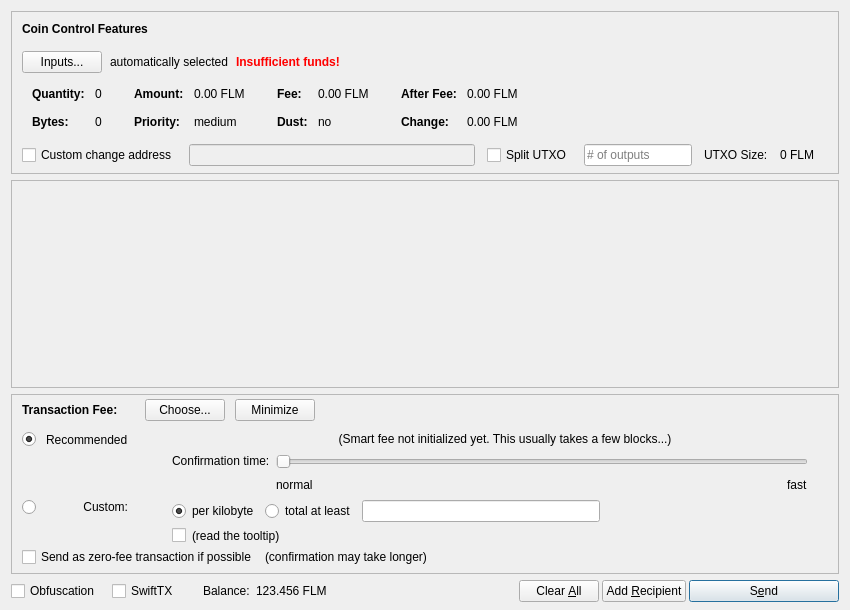
Before: the Qt Designer form src/qt/forms/sendcoinsdialog.ui in folm/folm, drawn with Qt 5.
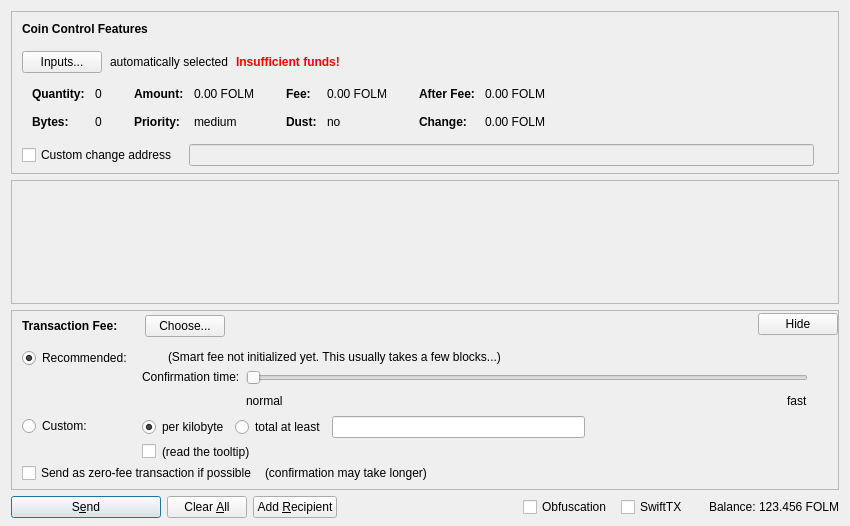
After: the same form once the commit is applied. Icons and pictures are not drawn. Custom widgets are drawn as their Qt base class.

```diff
--- a/src/qt/forms/sendcoinsdialog.ui
+++ b/src/qt/forms/sendcoinsdialog.ui
@@ -7,7 +7,7 @@
     <x>0</x>
     <y>0</y>
     <width>850</width>
-    <height>610</height>
+    <height>526</height>
    </rect>
   </property>
   <property name="windowTitle">
@@ -324,7 +324,7 @@
                   <enum>Qt::ActionsContextMenu</enum>
                  </property>
                  <property name="text">
-                  <string notr="true">0.00 FLM</string>
+                  <string notr="true">0.00 FOLM</string>
                  </property>
                  <property name="textInteractionFlags">
                   <set>Qt::LinksAccessibleByMouse|Qt::TextSelectableByKeyboard|Qt::TextSelectableByMouse</set>
@@ -404,7 +404,7 @@
                   <enum>Qt::ActionsContextMenu</enum>
                  </property>
                  <property name="text">
-                  <string notr="true">0.00 FLM</string>
+                  <string notr="true">0.00 FOLM</string>
                  </property>
                  <property name="textInteractionFlags">
                   <set>Qt::LinksAccessibleByMouse|Qt::TextSelectableByKeyboard|Qt::TextSelectableByMouse</set>
@@ -484,7 +484,7 @@
                   <enum>Qt::ActionsContextMenu</enum>
                  </property>
                  <property name="text">
-                  <string notr="true">0.00 FLM</string>
+                  <string notr="true">0.00 FOLM</string>
                  </property>
                  <property name="textInteractionFlags">
                   <set>Qt::LinksAccessibleByMouse|Qt::TextSelectableByKeyboard|Qt::TextSelectableByMouse</set>
@@ -513,7 +513,7 @@
                   <enum>Qt::ActionsContextMenu</enum>
                  </property>
                  <property name="text">
-                  <string notr="true">0.00 FLM</string>
+                  <string notr="true">0.00 FOLM</string>
                  </property>
                  <property name="textInteractionFlags">
                   <set>Qt::LinksAccessibleByMouse|Qt::TextSelectableByKeyboard|Qt::TextSelectableByMouse</set>
@@ -528,7 +528,7 @@
          </widget>
         </item>
         <item>
-         <layout class="QHBoxLayout" name="horizontalLayoutCoinControl4" stretch="0,0,0,0,0,0,0">
+         <layout class="QHBoxLayout" name="horizontalLayoutCoinControl4" stretch="0,0,0">
           <property name="spacing">
            <number>12</number>
           </property>
@@ -564,40 +564,6 @@
             </property>
            </widget>
           </item>
-          <item>
-           <widget class="QCheckBox" name="splitBlockCheckBox">
-            <property name="text">
-             <string>Split UTXO</string>
-            </property>
-           </widget>
-          </item>
-          <item>
-           <widget class="QLineEdit" name="splitBlockLineEdit">
-            <property name="sizePolicy">
-             <sizepolicy hsizetype="Fixed" vsizetype="Fixed">
-              <horstretch>50</horstretch>
-              <verstretch>0</verstretch>
-             </sizepolicy>
-            </property>
-            <property name="placeholderText">
-             <string># of outputs</string>
-            </property>
-           </widget>
-          </item>
-          <item>
-           <widget class="QLabel" name="labelBlockSizeText">
-            <property name="text">
-             <string>UTXO Size:</string>
-            </property>
-           </widget>
-          </item>
-          <item>
-           <widget class="QLabel" name="labelBlockSize">
-            <property name="text">
-             <string>0 FLM</string>
-            </property>
-           </widget>
-          </item>
           <item>
            <widget class="QLabel" name="labelCoinControlChangeLabel">
             <property name="sizePolicy">
@@ -650,8 +616,8 @@
        <rect>
         <x>0</x>
         <y>0</y>
-        <width>830</width>
-        <height>95</height>
+        <width>828</width>
+        <height>67</height>
        </rect>
       </property>
       <layout class="QVBoxLayout" name="verticalLayout_2" stretch="0,1">
@@ -805,16 +771,6 @@
                 </property>
                </widget>
               </item>
-              <item>
-               <widget class="QPushButton" name="buttonMinimizeFee">
-                <property name="toolTip">
-                 <string>collapse fee-settings</string>
-                </property>
-                <property name="text">
-                 <string>Minimize</string>
-                </property>
-               </widget>
-              </item>
              </layout>
             </item>
             <item>
@@ -845,6 +801,16 @@
             </property>
            </spacer>
           </item>
+          <item>
+           <widget class="QPushButton" name="buttonMinimizeFee">
+            <property name="toolTip">
+             <string>collapse fee-settings</string>
+            </property>
+            <property name="text">
+             <string>Hide</string>
+            </property>
+           </widget>
+          </item>
          </layout>
         </item>
         <item>
@@ -879,7 +845,7 @@
              <property name="verticalSpacing">
               <number>4</number>
              </property>
-             <item row="2" column="4">
+             <item row="1" column="1">
               <layout class="QVBoxLayout" name="verticalLayoutFee8">
                <property name="spacing">
                 <number>6</number>
@@ -978,8 +944,21 @@
                </item>
               </layout>
              </item>
-             <item row="1" column="0">
-              <layout class="QVBoxLayout" name="verticalLayoutFee4" stretch="1">
+             <item row="0" column="0">
+              <layout class="QVBoxLayout" name="verticalLayoutFee4" stretch="0,1">
+               <item>
+                <widget class="QRadioButton" name="radioSmartFee">
+                 <property name="text">
+                  <string>Recommended:</string>
+                 </property>
+                 <property name="checked">
+                  <bool>true</bool>
+                 </property>
+                 <attribute name="buttonGroup">
+                  <string notr="true">groupFee</string>
+                 </attribute>
+                </widget>
+               </item>
                <item>
                 <spacer name="verticalSpacer_2">
                  <property name="orientation">
@@ -995,12 +974,12 @@
                </item>
               </layout>
              </item>
-             <item row="2" column="0">
+             <item row="1" column="0">
               <layout class="QVBoxLayout" name="verticalLayoutFee9" stretch="0,1">
                <item>
                 <widget class="QRadioButton" name="radioCustomFee">
                  <property name="text">
-                  <string/>
+                  <string>Custom:</string>
                  </property>
                  <attribute name="buttonGroup">
                   <string notr="true">groupFee</string>
@@ -1022,7 +1001,7 @@
                </item>
               </layout>
              </item>
-             <item row="1" column="4">
+             <item row="0" column="1">
               <layout class="QVBoxLayout" name="verticalLayoutFee3" stretch="0,0,1">
                <property name="spacing">
                 <number>6</number>
@@ -1032,6 +1011,33 @@
                </property>
                <item>
                 <layout class="QHBoxLayout" name="horizontalLayoutFee12">
+                 <item>
+                  <widget class="QLabel" name="labelSmartFee">
+                   <property name="text">
+                    <string/>
+                   </property>
+                   <property name="margin">
+                    <number>2</number>
+                   </property>
+                  </widget>
+                 </item>
+                 <item>
+                  <widget class="QLabel" name="labelFeeEstimation">
+                   <property name="text">
+                    <string/>
+                   </property>
+                  </widget>
+                 </item>
+                 <item>
+                  <widget class="QLabel" name="labelSmartFee2">
+                   <property name="text">
+                    <string>(Smart fee not initialized yet. This usually takes a few blocks...)</string>
+                   </property>
+                   <property name="margin">
+                    <number>2</number>
+                   </property>
+                  </widget>
+                 </item>
                  <item>
                   <spacer name="horizontalSpacer_5">
                    <property name="orientation">
@@ -1159,69 +1165,6 @@
                </item>
               </layout>
              </item>
-             <item row="0" column="1">
-              <widget class="QLabel" name="labelSmartFee_2">
-               <property name="text">
-                <string>Recommended</string>
-               </property>
-              </widget>
-             </item>
-             <item row="0" column="0">
-              <widget class="QRadioButton" name="radioSmartFee">
-               <property name="text">
-                <string/>
-               </property>
-               <property name="checked">
-                <bool>true</bool>
-               </property>
-               <attribute name="buttonGroup">
-                <string notr="true">groupFee</string>
-               </attribute>
-              </widget>
-             </item>
-             <item row="2" column="1">
-              <widget class="QLabel" name="labelCustomFee">
-               <property name="text">
-                <string>Custom:</string>
-               </property>
-               <property name="alignment">
-                <set>Qt::AlignRight|Qt::AlignTop|Qt::AlignTrailing</set>
-               </property>
-              </widget>
-             </item>
-             <item row="0" column="2">
-              <widget class="QLabel" name="labelSmartFee">
-               <property name="text">
-                <string/>
-               </property>
-               <property name="margin">
-                <number>2</number>
-               </property>
-              </widget>
-             </item>
-             <item row="0" column="3">
-              <widget class="QLabel" name="labelFeeEstimation">
-               <property name="text">
-                <string/>
-               </property>
-              </widget>
-             </item>
-             <item row="0" column="4">
-              <widget class="QLabel" name="labelSmartFee2">
-               <property name="text">
-                <string>(Smart fee not initialized yet. This usually takes a few blocks...)</string>
-               </property>
-               <property name="alignment">
-                <set>Qt::AlignHCenter</set>
-               </property>
-               <property name="wordWrap">
-                <bool>true</bool>
-               </property>
-               <property name="margin">
-                <number>2</number>
-               </property>
-              </widget>
-             </item>
             </layout>
            </item>
            <item>
@@ -1301,48 +1244,28 @@
    <item>
     <layout class="QHBoxLayout" name="horizontalLayout">
      <item>
-      <widget class="QCheckBox" name="checkUseObfuscation">
+      <widget class="QPushButton" name="sendButton">
        <property name="minimumSize">
         <size>
-         <width>95</width>
+         <width>150</width>
          <height>0</height>
         </size>
        </property>
        <property name="text">
-        <string>Obfuscation</string>
+        <string>S&amp;end</string>
        </property>
-       <property name="checked">
+       <property name="autoDefault">
         <bool>false</bool>
        </property>
-      </widget>
-     </item>
-     <item>
-      <widget class="QCheckBox" name="checkSwiftTX">
-       <property name="enabled">
+       <property name="default">
         <bool>true</bool>
        </property>
-       <property name="minimumSize">
-        <size>
-         <width>85</width>
-         <height>0</height>
-        </size>
-       </property>
-       <property name="text">
-        <string>SwiftTX</string>
-       </property>
       </widget>
      </item>
      <item>
-      <widget class="QLabel" name="label">
-       <property name="text">
-        <string>Balance:</string>
-       </property>
-      </widget>
-     </item>
-     <item>
-      <widget class="QLabel" name="labelBalance">
+      <widget class="QPushButton" name="clearButton">
        <property name="sizePolicy">
-        <sizepolicy hsizetype="Preferred" vsizetype="Fixed">
+        <sizepolicy hsizetype="Minimum" vsizetype="Fixed">
          <horstretch>0</horstretch>
          <verstretch>0</verstretch>
         </sizepolicy>
@@ -1351,10 +1274,23 @@
         <cursorShape>IBeamCursor</cursorShape>
        </property>
        <property name="text">
-        <string notr="true">123.456 FLM</string>
+        <string>Clear &amp;All</string>
        </property>
-       <property name="textInteractionFlags">
-        <set>Qt::LinksAccessibleByMouse|Qt::TextSelectableByKeyboard|Qt::TextSelectableByMouse</set>
+       <property name="autoDefault">
+        <bool>false</bool>
+       </property>
+      </widget>
+     </item>
+     <item>
+      <widget class="QPushButton" name="addButton">
+       <property name="toolTip">
+        <string>Send to multiple recipients at once</string>
+       </property>
+       <property name="text">
+        <string>Add &amp;Recipient</string>
+       </property>
+       <property name="autoDefault">
+        <bool>false</bool>
        </property>
       </widget>
      </item>
@@ -1377,9 +1313,48 @@
         <number>3</number>
        </property>
        <item>
-        <widget class="QPushButton" name="clearButton">
+        <widget class="QCheckBox" name="checkUseObfuscation">
+         <property name="minimumSize">
+          <size>
+           <width>95</width>
+           <height>0</height>
+          </size>
+         </property>
+         <property name="text">
+          <string>Obfuscation</string>
+         </property>
+         <property name="checked">
+          <bool>false</bool>
+         </property>
+        </widget>
+       </item>
+       <item>
+        <widget class="QCheckBox" name="checkSwiftTX">
+         <property name="enabled">
+          <bool>true</bool>
+         </property>
+         <property name="minimumSize">
+          <size>
+           <width>85</width>
+           <height>0</height>
+          </size>
+         </property>
+         <property name="text">
+          <string>SwiftTX</string>
+         </property>
+        </widget>
+       </item>
+       <item>
+        <widget class="QLabel" name="label">
+         <property name="text">
+          <string>Balance:</string>
+         </property>
+        </widget>
+       </item>
+       <item>
+        <widget class="QLabel" name="labelBalance">
          <property name="sizePolicy">
-          <sizepolicy hsizetype="Minimum" vsizetype="Fixed">
+          <sizepolicy hsizetype="Preferred" vsizetype="Fixed">
            <horstretch>0</horstretch>
            <verstretch>0</verstretch>
           </sizepolicy>
@@ -1388,57 +1363,10 @@
           <string>Clear all fields of the form.</string>
          </property>
          <property name="text">
-          <string>Clear &amp;All</string>
+          <string notr="true">123.456 FOLM</string>
          </property>
-         <property name="icon">
-          <iconset resource="../folm.qrc">
-           <normaloff>:/icons/remove</normaloff>:/icons/remove</iconset>
-         </property>
-         <property name="autoDefault">
-          <bool>false</bool>
-         </property>
-        </widget>
-       </item>
-       <item>
-        <widget class="QPushButton" name="addButton">
-         <property name="toolTip">
-          <string>Send to multiple recipients at once</string>
-         </property>
-         <property name="text">
-          <string>Add &amp;Recipient</string>
-         </property>
-         <property name="icon">
-          <iconset resource="../folm.qrc">
-           <normaloff>:/icons/add</normaloff>:/icons/add</iconset>
-         </property>
-         <property name="autoDefault">
-          <bool>false</bool>
-         </property>
-        </widget>
-       </item>
-       <item>
-        <widget class="QPushButton" name="sendButton">
-         <property name="minimumSize">
-          <size>
-           <width>150</width>
-           <height>0</height>
-          </size>
-         </property>
-         <property name="toolTip">
-          <string>Confirm the send action</string>
-         </property>
-         <property name="text">
-          <string>S&amp;end</string>
-         </property>
-         <property name="icon">
-          <iconset resource="../folm.qrc">
-           <normaloff>:/icons/send_white</normaloff>:/icons/send_white</iconset>
-         </property>
-         <property name="autoDefault">
-          <bool>false</bool>
-         </property>
-         <property name="default">
-          <bool>true</bool>
+         <property name="textInteractionFlags">
+          <set>Qt::LinksAccessibleByMouse|Qt::TextSelectableByKeyboard|Qt::TextSelectableByMouse</set>
          </property>
         </widget>
        </item>
```
Left out of the diff: 21 changed lines with no effect on the pictures.
